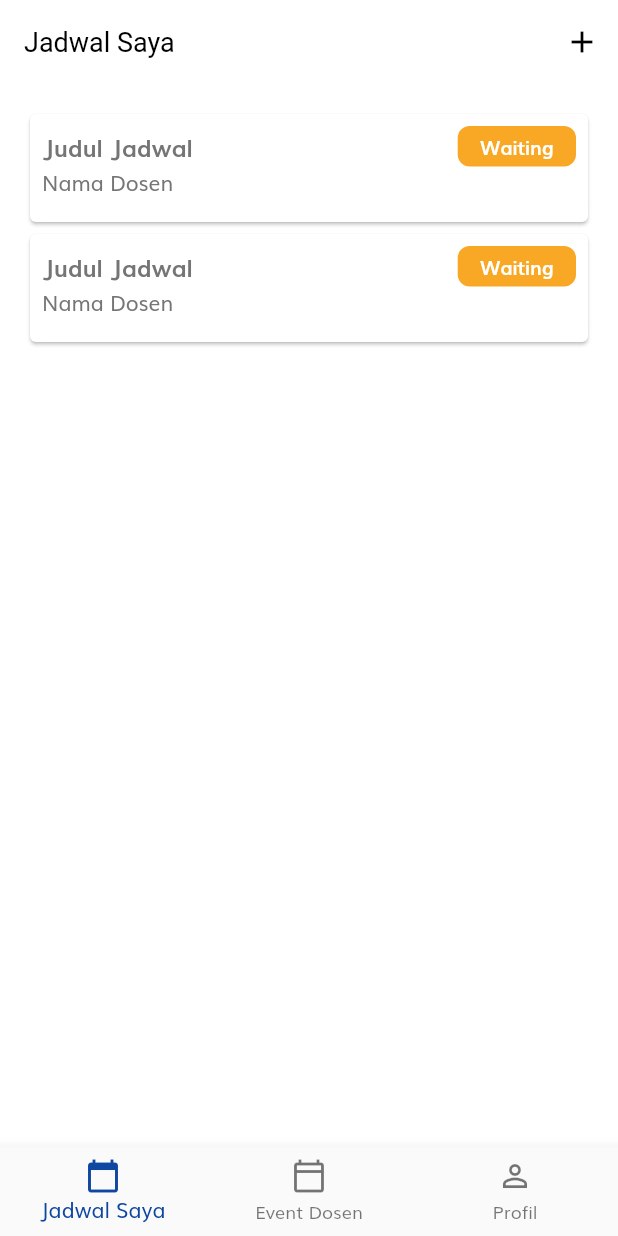
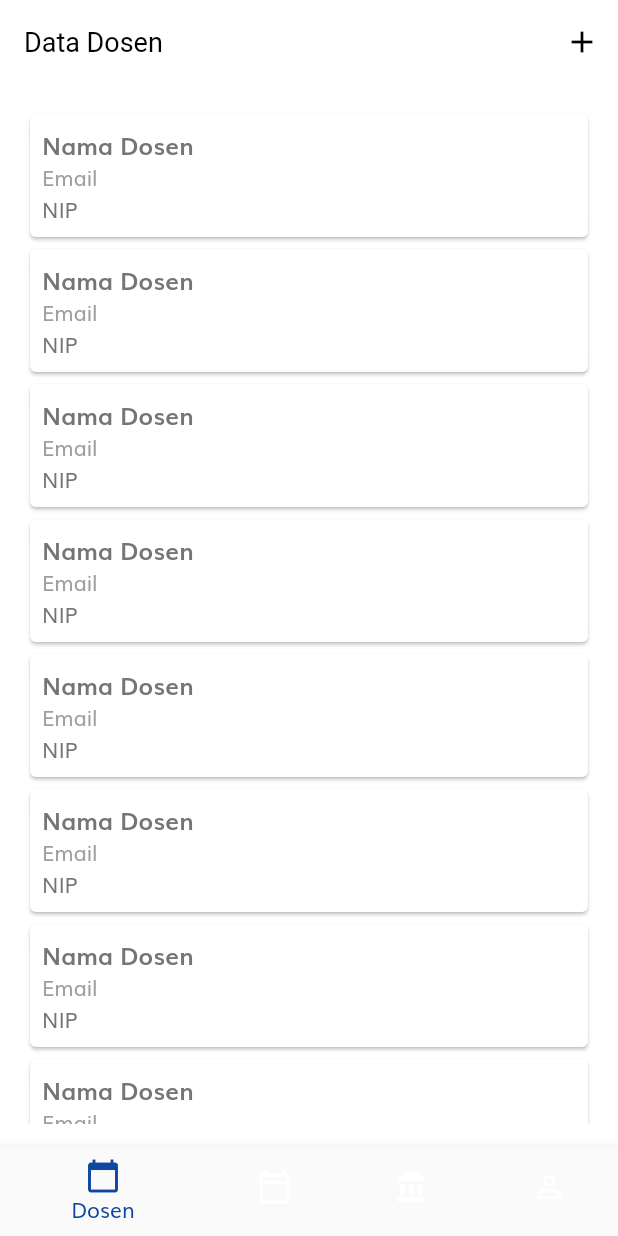
Before and after one commit to Candra06/AppoinmentJTI-Mobile, a Flutter app: the screen it shows after launch, on a phone screen of 412 x 824 dp. Run offline on Flutter 3.47's test engine with Material 2 defaults, Android fonts, the phone set to English and light mode, and no system bars; our stand-ins replace shared_preferences.

Commit message:
master data admin

```diff
--- a/lib/main.dart
+++ b/lib/main.dart
@@ -26,7 +26,7 @@ class MyApp extends StatelessWidget {
         theme: themeData(),
         // home: const SplashScreen(),
         onGenerateRoute: Routes.generateRoute,
-        initialRoute: Routes.HOME_MAHASISWA,
+        initialRoute: Routes.HOME_ADMIN,
         routes: routes,
       ),
     );
--- a/lib/routs.dart
+++ b/lib/routs.dart
@@ -3,9 +3,13 @@ import 'package:appointment/screens/chat_view/chat_view_screens.dart';
 import 'package:appointment/screens/details/details_screen.dart';
 import 'package:appointment/screens/event/event_screen.dart';
 import 'package:appointment/screens/home/home_screen.dart';
+import 'package:appointment/screens/home/main_screen_admin.dart';
+import 'package:appointment/screens/home/main_screen_dosen.dart';
 import 'package:appointment/screens/home/main_screen_mahasiswa.dart';
 import 'package:appointment/screens/jadwal/components/detail_jadwal.dart';
 import 'package:appointment/screens/jadwal/jadwal_screen.dart';
+import 'package:appointment/screens/master/dosen/addDosen.dart';
+import 'package:appointment/screens/master/mahasiswa/addMahasiswa.dart';
 import 'package:appointment/screens/profil/profil_screen.dart';
 import 'package:appointment/screens/request/request_screen.dart';
 import 'package:appointment/screens/setting_ip/setting_ip_screens.dart';
@@ -19,7 +23,11 @@ class Routes {
   static const String LOGIN = '/login';
   static const String JADWAL_DOSEN = '/jadwal_dosen';
   static const String HOME_MAHASISWA = '/home_mahasiswa';
+  static const String HOME_DOSEN = '/home_dosen';
+  static const String HOME_ADMIN = '/home_admin';
   static const String DETAIL_JADWAL = '/detail_jadwal';
+  static const String ADD_MAHASISWA = '/add_mahasiswa';
+  static const String ADD_DOSEN = '/add_dosen';
 
   static Route<dynamic>? generateRoute(RouteSettings? settings) {
     switch (settings!.name) {
@@ -33,11 +41,31 @@ class Routes {
             builder: (_) => MainScreenMahasiswa(
                 // data: settings.arguments.toString(),
                 ));
+      case HOME_DOSEN:
+        return MaterialPageRoute(
+            builder: (_) => MainScreenMahasiswa(
+                // data: settings.arguments.toString(),
+                ));
+      case HOME_ADMIN:
+        return MaterialPageRoute(
+            builder: (_) => MainScreenAdmin(
+                // data: settings.arguments.toString(),
+                ));
       case DETAIL_JADWAL:
         return MaterialPageRoute(
             builder: (_) => DetailJadwal(
                   id: settings.arguments.toString(),
                   // data: settings.arguments.toString(),
+                ));
+      case ADD_MAHASISWA:
+        return MaterialPageRoute(
+            builder: (_) => FormMahasiswa(
+                // data: settings.arguments.toString(),
+                ));
+      case ADD_DOSEN:
+        return MaterialPageRoute(
+            builder: (_) => FormDosen(
+                // data: settings.arguments.toString(),
                 ));
       default:
         return MaterialPageRoute(
--- a/lib/screens/home/main_screen_admin.dart
+++ b/lib/screens/home/main_screen_admin.dart
@@ -1,22 +1,26 @@
 import 'package:appointment/screens/home/components/body.dart';
 import 'package:appointment/screens/jadwal/event_dosen.dart';
 import 'package:appointment/screens/jadwal/event_screen.dart';
+import 'package:appointment/screens/master/dosen/listDosen.dart';
+import 'package:appointment/screens/master/mahasiswa/listMahasiswa.dart';
+import 'package:appointment/screens/master/prodi/prodi.dart';
 import 'package:flutter/material.dart';
 
-class MainScreenDosen extends StatefulWidget {
+class MainScreenAdmin extends StatefulWidget {
   static String routeName = "/home_nav";
-  const MainScreenDosen({Key? key}) : super(key: key);
+  const MainScreenAdmin({Key? key}) : super(key: key);
 
   @override
-  State<MainScreenDosen> createState() => _MainScreenDosenState();
+  State<MainScreenAdmin> createState() => _MainScreenAdminState();
 }
 
-class _MainScreenDosenState extends State<MainScreenDosen> {
+class _MainScreenAdminState extends State<MainScreenAdmin> {
   int _selectedIndex = 0;
 
   static const List<Widget> _widgetOptions = <Widget>[
-    HomeBodyMahasiswa(),
-    EventScreenDosen(),
+    ListDosen(),
+    ListMahasiswa(),
+    ListProdi(),
     HomeBodyMahasiswa(),
   ];
 
@@ -36,11 +40,15 @@ class _MainScreenDosenState extends State<MainScreenDosen> {
         items: const <BottomNavigationBarItem>[
           BottomNavigationBarItem(
             icon: Icon(Icons.calendar_today),
-            label: 'Jadwal Saya',
+            label: 'Dosen',
           ),
           BottomNavigationBarItem(
             icon: Icon(Icons.calendar_today_outlined),
-            label: 'Event Dosen',
+            label: 'Mahasiswa',
+          ),
+          BottomNavigationBarItem(
+            icon: Icon(Icons.account_balance_rounded),
+            label: 'Jurusan',
           ),
           BottomNavigationBarItem(
             icon: Icon(Icons.person_outline),
@@ -48,6 +56,8 @@ class _MainScreenDosenState extends State<MainScreenDosen> {
           ),
         ],
         currentIndex: _selectedIndex,
+        fixedColor: Colors.grey[450],
+        unselectedItemColor: Colors.grey[450],
         selectedItemColor: Colors.blue[900],
         onTap: _onItemTapped,
       ),
--- a/lib/screens/home/main_screen_dosen.dart
+++ b/lib/screens/home/main_screen_dosen.dart
@@ -5,7 +5,8 @@ import 'package:flutter/material.dart';
 
 class MainScreenDosen extends StatefulWidget {
   static String routeName = "/home_nav";
-  const MainScreenDosen({Key? key}) : super(key: key);
+  final String? index;
+  const MainScreenDosen({Key? key, this.index}) : super(key: key);
 
   @override
   State<MainScreenDosen> createState() => _MainScreenDosenState();
--- /dev/null
+++ b/lib/screens/master/dosen/itemDosen.dart
@@ -0,0 +1,63 @@
+import 'package:appointment/routs.dart';
+import 'package:appointment/screens/details/components/config.dart';
+import 'package:flutter/material.dart';
+
+class ItemDosen extends StatefulWidget {
+  const ItemDosen({Key? key}) : super(key: key);
+
+  @override
+  _ItemDosenState createState() => _ItemDosenState();
+}
+
+class _ItemDosenState extends State<ItemDosen> {
+  @override
+  Widget build(BuildContext context) {
+    return InkWell(
+      onTap: () {
+        Navigator.pushNamed(context, Routes.DETAIL_JADWAL, arguments: '1');
+      },
+      child: Card(
+        child: Padding(
+          padding: EdgeInsets.all(8),
+          child: Column(
+            crossAxisAlignment: CrossAxisAlignment.start,
+            children: [
+              Row(
+                mainAxisAlignment: MainAxisAlignment.spaceBetween,
+                children: [
+                  Text('Nama Dosen', style: TextStyle(fontSize: 16, fontWeight: FontWeight.bold)),
+                  // Text('NIM'),
+                ],
+              ),
+              Text(
+                'Email',
+                style: TextStyle(color: Colors.grey),
+              ),
+              Text('NIP'),
+
+              // Text('Keterangan'),
+              // Text('Lorem Ipsum'),
+              // SizedBox(
+              //   height: 8,
+              // ),
+              // Row(
+              //   mainAxisAlignment: MainAxisAlignment.spaceBetween,
+              //   children: [
+              //     Text('Tanggal Mulai'),
+              //     Text('Tanggal Selesai'),
+              //   ],
+              // ),
+              // Row(
+              //   mainAxisAlignment: MainAxisAlignment.spaceBetween,
+              //   children: [
+              //     Text('22 Februari 2022 (08.00)'),
+              //     Text('22 Februari 2022 (08.00)'),
+              //   ],
+              // ),
+            ],
+          ),
+        ),
+      ),
+    );
+  }
+}
--- /dev/null
+++ b/lib/screens/master/dosen/listDosen.dart
@@ -0,0 +1,41 @@
+import 'package:appointment/routs.dart';
+import 'package:appointment/screens/master/dosen/itemDosen.dart';
+import 'package:appointment/screens/master/mahasiswa/itemMahasiswa.dart';
+import 'package:flutter/material.dart';
+
+class ListDosen extends StatefulWidget {
+  const ListDosen({Key? key}) : super(key: key);
+
+  @override
+  _ListDosenState createState() => _ListDosenState();
+}
+
+class _ListDosenState extends State<ListDosen> {
+  @override
+  Widget build(BuildContext context) {
+    return Scaffold(
+      appBar: AppBar(
+        centerTitle: false,
+        automaticallyImplyLeading: false,
+        actions: [
+          IconButton(
+              onPressed: () {
+                Navigator.pushNamed(context, Routes.ADD_DOSEN);
+              },
+              icon: Icon(Icons.add))
+        ],
+        title: Text(
+          'Data Dosen',
+          style: TextStyle(color: Colors.black),
+        ),
+        backgroundColor: Colors.white,
+      ),
+      body: Container(
+        margin: EdgeInsets.all(16),
+        child: ListView.builder(itemBuilder: (BuildContext context, int i) {
+          return ItemDosen();
+        }),
+      ),
+    );
+  }
+}
```
Also changed, not shown: lib/constants.dart (+18 -1 lines), lib/screens/master/dosen/addDosen.dart (added, +120 -0 lines), lib/screens/master/mahasiswa/addMahasiswa.dart (added, +120 -0 lines), lib/screens/master/mahasiswa/itemMahasiswa.dart (added, +61 -0 lines), lib/screens/master/mahasiswa/listMahasiswa.dart (added, +40 -0 lines), lib/screens/master/prodi/itemProdi.dart (added, +58 -0 lines), lib/screens/master/prodi/prodi.dart (added, +41 -0 lines).
